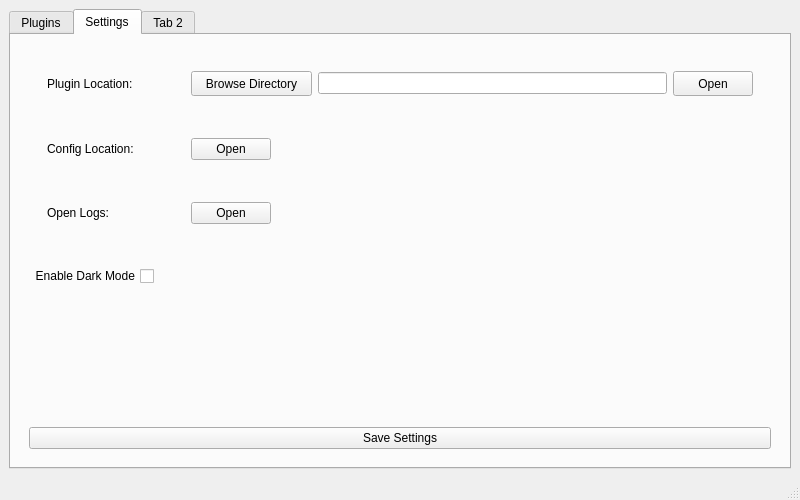
This is src/simpletoolsuite/main.ui in MaxTheSpy/SimpleToolSuite as Qt 5 draws it before an edit. The edited form follows.
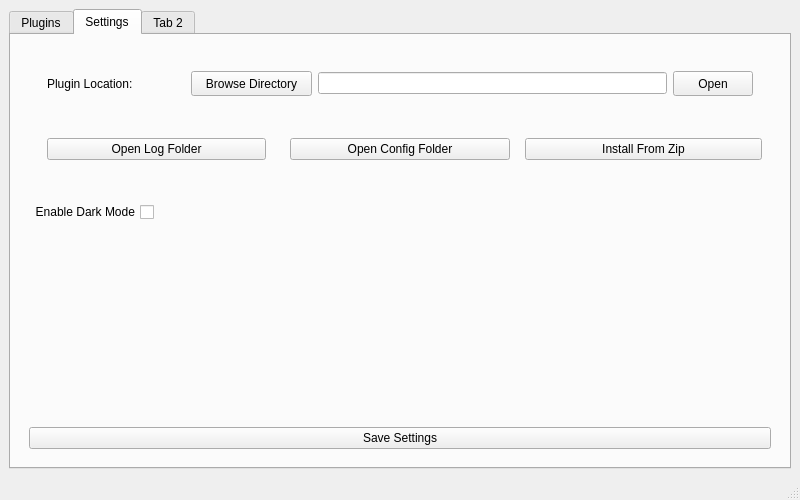
This is the edited form.

Commit message: Preparing for "Download From Zip" feature.

What changed in the file:
```diff
--- a/src/simpletoolsuite/main.ui
+++ b/src/simpletoolsuite/main.ui
@@ -265,96 +265,14 @@
            </item>
            <item>
             <widget class="QWidget" name="widget_19" native="true">
-             <layout class="QHBoxLayout" name="horizontalLayout_17">
-              <item>
-               <widget class="QWidget" name="widget_7" native="true">
-                <property name="minimumSize">
-                 <size>
-                  <width>120</width>
-                  <height>30</height>
-                 </size>
-                </property>
-                <layout class="QHBoxLayout" name="horizontalLayout">
-                 <item>
-                  <widget class="QLabel" name="label_config_loc">
-                   <property name="minimumSize">
-                    <size>
-                     <width>120</width>
-                     <height>20</height>
-                    </size>
-                   </property>
-                   <property name="text">
-                    <string>Config Location:</string>
-                   </property>
-                  </widget>
-                 </item>
-                </layout>
-               </widget>
-              </item>
-              <item>
-               <widget class="QWidget" name="widget_4" native="true">
-                <layout class="QHBoxLayout" name="horizontalLayout_4">
-                 <item>
-                  <widget class="QPushButton" name="button_open_config">
-                   <property name="text">
-                    <string>Open</string>
-                   </property>
-                  </widget>
-                 </item>
-                </layout>
-               </widget>
-              </item>
-              <item>
-               <spacer name="horizontalSpacer_3">
-                <property name="orientation">
-                 <enum>Qt::Horizontal</enum>
-                </property>
-                <property name="sizeHint" stdset="0">
-                 <size>
-                  <width>40</width>
-                  <height>20</height>
-                 </size>
-                </property>
-               </spacer>
-              </item>
-             </layout>
-            </widget>
-           </item>
-           <item>
-            <widget class="QWidget" name="widget_20" native="true">
-             <layout class="QHBoxLayout" name="horizontalLayout_18">
-              <item>
-               <widget class="QWidget" name="widget_9" native="true">
-                <property name="minimumSize">
-                 <size>
-                  <width>120</width>
-                  <height>30</height>
-                 </size>
-                </property>
-                <layout class="QHBoxLayout" name="horizontalLayout_19">
-                 <item>
-                  <widget class="QLabel" name="label_log_loc">
-                   <property name="minimumSize">
-                    <size>
-                     <width>120</width>
-                     <height>20</height>
-                    </size>
-                   </property>
-                   <property name="text">
-                    <string>Open Logs:</string>
-                   </property>
-                  </widget>
-                 </item>
-                </layout>
-               </widget>
-              </item>
+             <layout class="QHBoxLayout" name="horizontalLayout">
               <item>
                <widget class="QWidget" name="widget_21" native="true">
                 <layout class="QHBoxLayout" name="horizontalLayout_20">
                  <item>
                   <widget class="QPushButton" name="button_open_logs">
                    <property name="text">
-                    <string>Open</string>
+                    <string>Open Log Folder</string>
                    </property>
                   </widget>
                  </item>
@@ -362,17 +280,24 @@
                </widget>
               </item>
               <item>
-               <spacer name="horizontalSpacer_4">
-                <property name="orientation">
-                 <enum>Qt::Horizontal</enum>
+               <widget class="QWidget" name="widget_4" native="true">
+                <layout class="QHBoxLayout" name="horizontalLayout_4">
+                 <item>
+                  <widget class="QPushButton" name="button_open_config">
+                   <property name="text">
+                    <string>Open Config Folder</string>
+                   </property>
+                  </widget>
+                 </item>
+                </layout>
+               </widget>
+              </item>
+              <item>
+               <widget class="QPushButton" name="button_install_zip">
+                <property name="text">
+                 <string>Install From Zip</string>
                 </property>
-                <property name="sizeHint" stdset="0">
-                 <size>
-                  <width>40</width>
-                  <height>20</height>
-                 </size>
-                </property>
-               </spacer>
+               </widget>
               </item>
              </layout>
             </widget>
```
Left out of the diff: 2 changed lines with no effect on the pictures. The commit also changes 2 other files.
